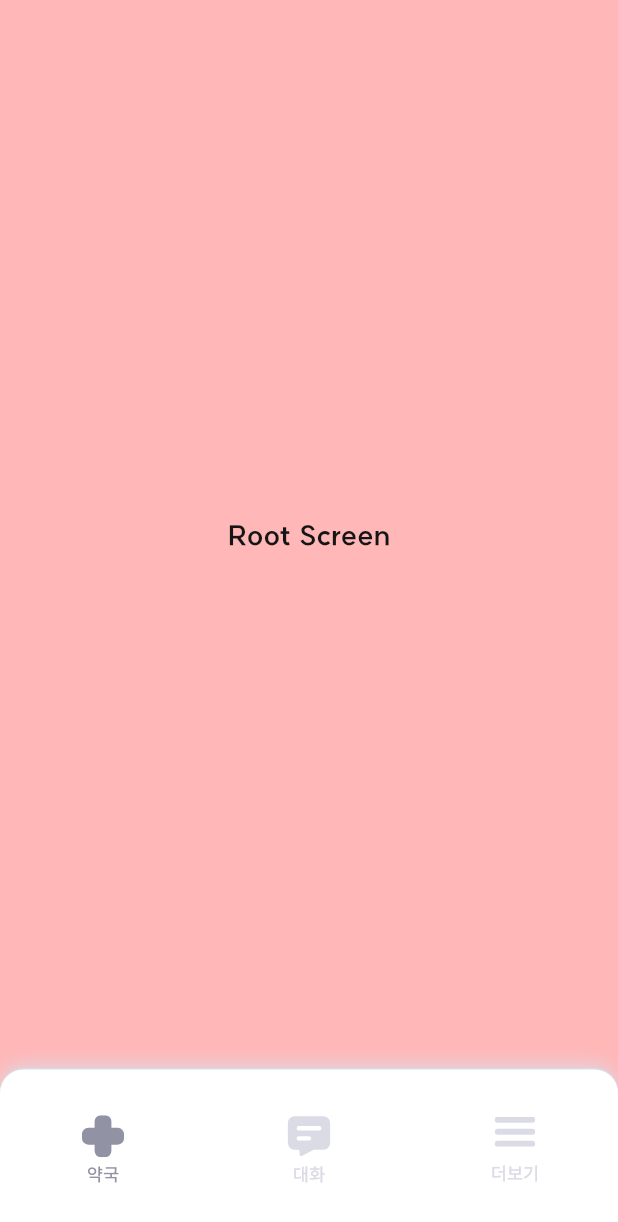
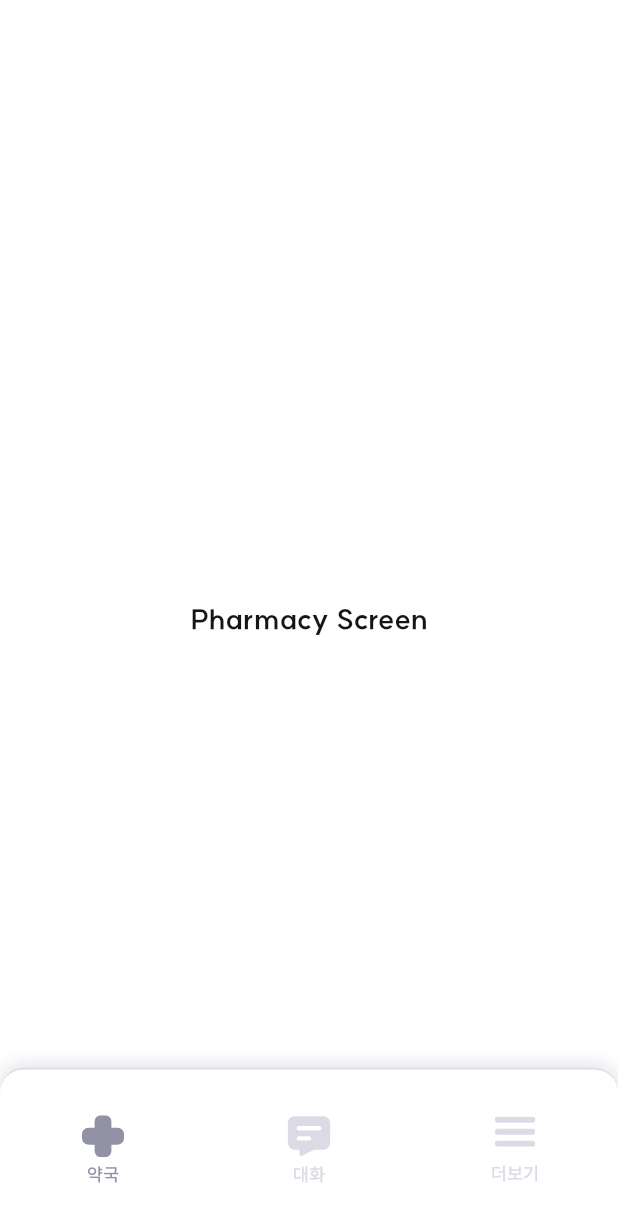
Before and after one commit to Kyujenius/-PillonPhone, a Flutter app: the screen it shows after launch, on a phone screen of 412 x 824 dp. Shown: the top 1222 px of the screen. Run offline on Flutter 3.47's test engine with Material 3 defaults, Android fonts, the phone set to English and light mode, and no system bars; our stand-ins replace flutter_native_splash, flutter_svg, get, logger.

Commit message:
feat: Screen Setting

```diff
--- a/lib/config/app_pages.dart
+++ b/lib/config/app_pages.dart
@@ -1,7 +1,10 @@
 import 'package:get/get.dart';
 import 'package:pill_on_phone/config/app_routes.dart';
 import 'package:pill_on_phone/view/root/root_screen.dart';
+import 'package:pill_on_phone/view_model/chatting/chatting_binding.dart';
+import 'package:pill_on_phone/view_model/pharmacy/pharmacy_binding.dart';
 import 'package:pill_on_phone/view_model/root/root_binding.dart';
+import 'package:pill_on_phone/view_model/see_more/see_more_binding.dart';
 
 abstract class AppPages {
   static List<GetPage> data = [
@@ -10,6 +13,9 @@ abstract class AppPages {
       page: () => const RootScreen(),
       bindings: [
         RootBinding(),
+        PharmacyBinding(),
+        ChattingBinding(),
+        SeeMoreBinding(),
       ],
     ),
   ];
--- a/lib/view/root/root_screen.dart
+++ b/lib/view/root/root_screen.dart
@@ -1,8 +1,10 @@
 import 'package:flutter/material.dart';
-import 'package:pill_on_phone/config/color_system.dart';
-import 'package:pill_on_phone/config/font_system.dart';
+import 'package:get/get.dart';
 import 'package:pill_on_phone/view/base/base_screen.dart';
+import 'package:pill_on_phone/view/chatting/chatting_screen.dart';
+import 'package:pill_on_phone/view/pharmacy/pharmacy_screen.dart';
 import 'package:pill_on_phone/view/root/widget/custom_bottom_navigation_bar.dart';
+import 'package:pill_on_phone/view/see_more/see_more_screen.dart';
 import 'package:pill_on_phone/view_model/root/root_view_model.dart';
 
 class RootScreen extends BaseScreen<RootViewModel> {
@@ -15,21 +17,20 @@ class RootScreen extends BaseScreen<RootViewModel> {
   bool get setTopInnerSafeArea => true;
 
   @override
-  bool get setBottomInnerSafeArea => true;
+  bool get setBottomInnerSafeArea => false;
 
   @override
-  Color? get screenBackgroundColor => ColorSystem.error.shade200;
+  bool get extendBodyBehindAppBar => true;
 
   @override
   Widget buildBody(BuildContext context) {
-    return const Center(
-      child: Column(
-        mainAxisAlignment: MainAxisAlignment.center,
-        children: [
-          Text(
-            'Root Screen',
-            style: FontSystem.H3,
-          ),
+    return Obx(
+      () => IndexedStack(
+        index: viewModel.selectedIndex,
+        children: const [
+          PharmacyScreen(),
+          ChattingScreen(),
+          SeeMoreScreen(),
         ],
       ),
     );
--- /dev/null
+++ b/lib/view_model/chatting/chatting_binding.dart
@@ -0,0 +1,9 @@
+import 'package:get/get.dart';
+import 'package:pill_on_phone/view_model/chatting/chatting_view_model.dart';
+
+class ChattingBinding extends Bindings {
+  @override
+  void dependencies() {
+    Get.lazyPut<ChattingViewModel>(() => ChattingViewModel());
+  }
+}
--- /dev/null
+++ b/lib/view_model/chatting/chatting_view_model.dart
@@ -0,0 +1,3 @@
+import 'package:get/get.dart';
+
+class ChattingViewModel extends GetxController {}
--- /dev/null
+++ b/lib/view_model/pharmacy/pharmacy_binding.dart
@@ -0,0 +1,9 @@
+import 'package:get/get.dart';
+import 'package:pill_on_phone/view_model/pharmacy/pharmacy_view_model.dart';
+
+class PharmacyBinding extends Bindings {
+  @override
+  void dependencies() {
+    Get.lazyPut<PharmacyViewModel>(() => PharmacyViewModel());
+  }
+}
--- /dev/null
+++ b/lib/view_model/pharmacy/pharmacy_view_model.dart
@@ -0,0 +1,3 @@
+import 'package:get/get.dart';
+
+class PharmacyViewModel extends GetxController {}
--- /dev/null
+++ b/lib/view_model/see_more/see_more_binding.dart
@@ -0,0 +1,9 @@
+import 'package:get/get.dart';
+import 'package:pill_on_phone/view_model/see_more/see_more_view_model.dart';
+
+class SeeMoreBinding extends Bindings {
+  @override
+  void dependencies() {
+    Get.lazyPut<SeeMoreViewModel>(() => SeeMoreViewModel());
+  }
+}
--- /dev/null
+++ b/lib/view_model/see_more/see_more_view_model.dart
@@ -0,0 +1,3 @@
+import 'package:get/get.dart';
+
+class SeeMoreViewModel extends GetxController {}
```
Also changed, not shown: lib/view/chatting/chatting_screen.dart (added, +18 -0 lines), lib/view/pharmacy/pharmacy_screen.dart (added, +18 -0 lines), lib/view/see_more/see_more_screen.dart (added, +18 -0 lines).
